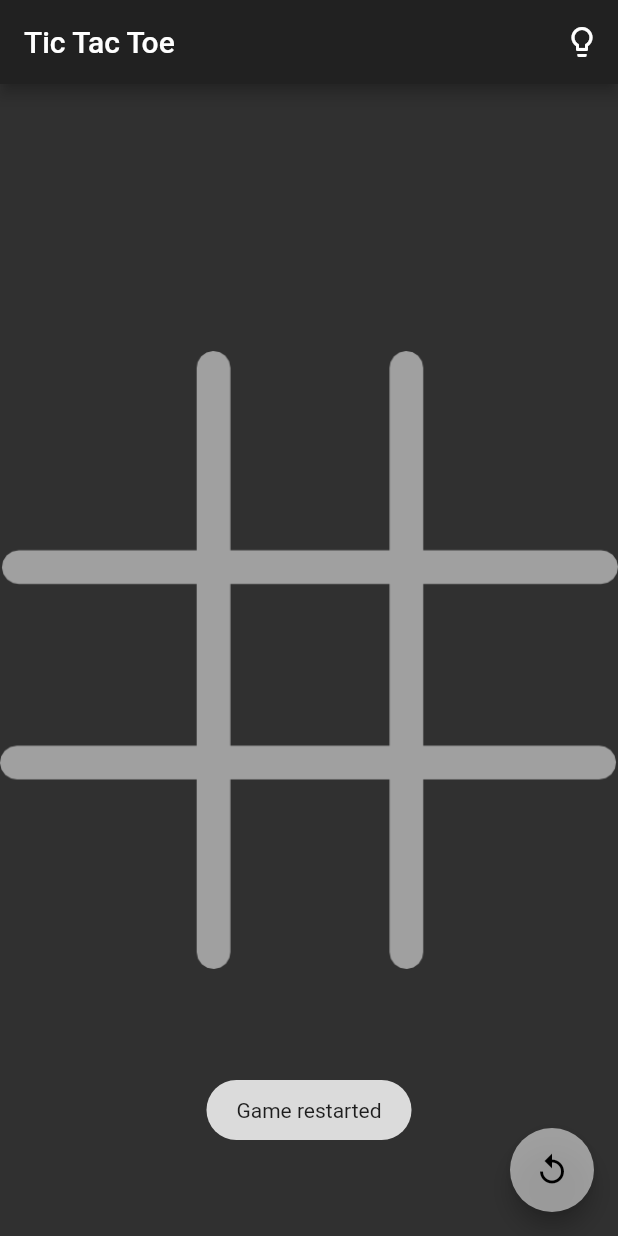
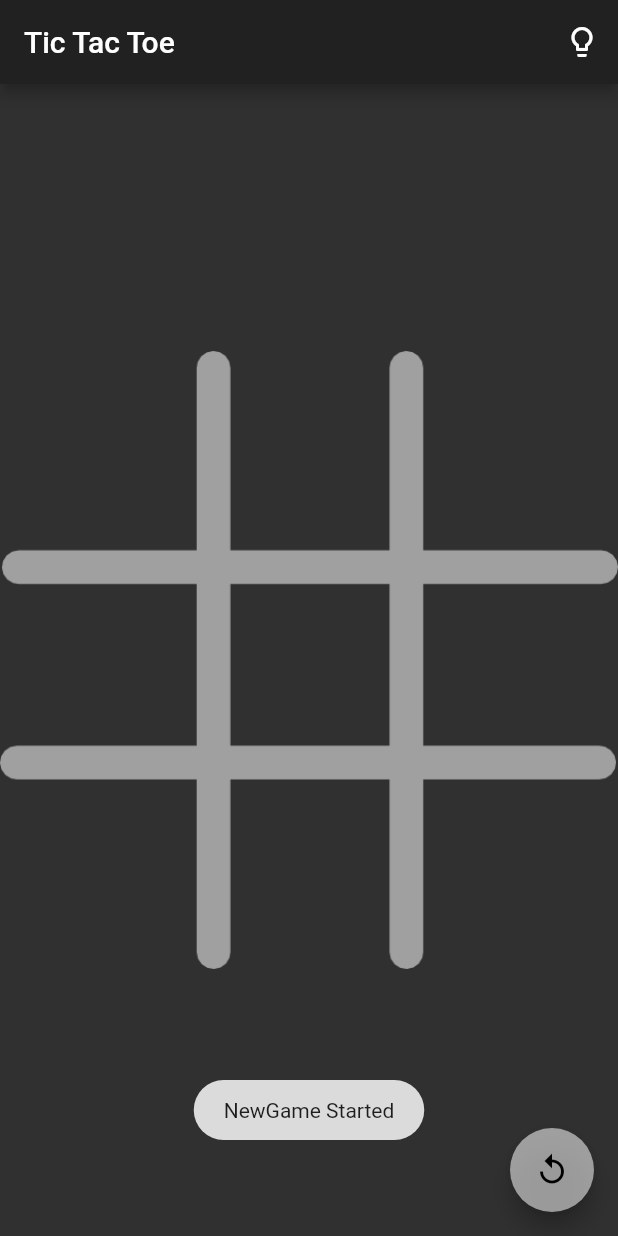
Before and after one commit to abraraltaf92/tic_tac_toe, a Flutter app: the screen it shows after launch, after a tap on the "replay" icon, on a phone screen of 412 x 824 dp. Run offline on Flutter 3.47's test engine with Material 2 defaults, Android fonts, the phone set to English and light mode, and no system bars; our stand-ins replace fluttertoast, shared_preferences.

Commit message:
added toast msg

```diff
--- a/lib/main.dart
+++ b/lib/main.dart
@@ -246,10 +246,13 @@ class _MyAppState extends State<MyApp> {
       _currentState = TileState.CROSS;
       countDraw = 0;
     });
-    _displaySnack(notification: 'restarted');
+    _displaySnack();
   }
 
-  void _displaySnack({String notification}) {
-    Fluttertoast.showToast(msg: 'Game $notification');
+  void _displaySnack() {
+    Fluttertoast.showToast(
+      msg: 'NewGame Started',
+      gravity: ToastGravity.BOTTOM,
+    );
   }
 }
```
